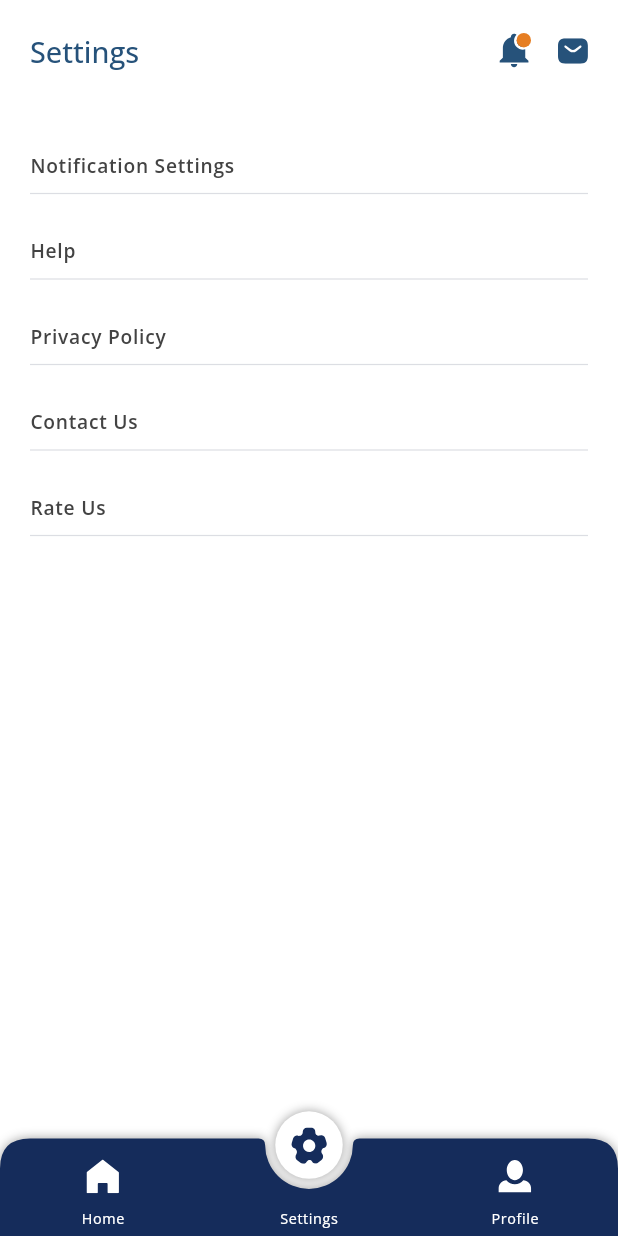
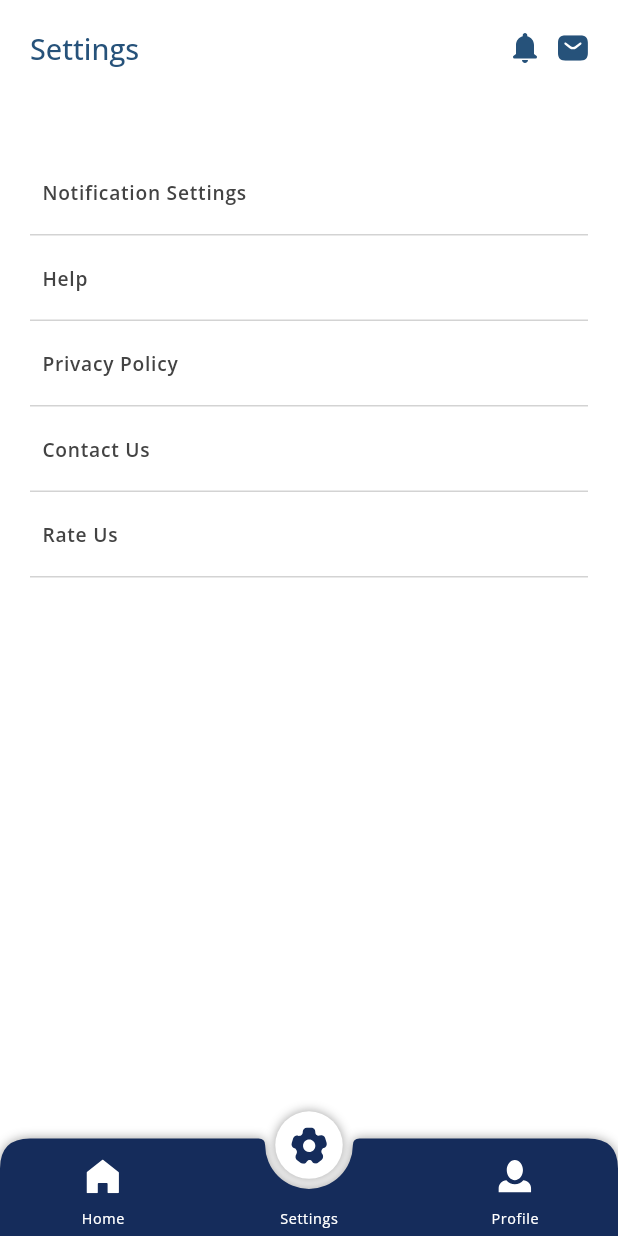
Before and after one commit to Asad06124/roomround2, a Flutter app: the DashboardView screen opened by its route, item 2 of the bottom bar chosen, on a phone screen of 412 x 824 dp. Run offline on Flutter 3.47's test engine with Material 3 defaults, Android fonts, the phone set to English and light mode, and no system bars; our stand-ins replace animated_custom_dropdown, cached_network_image, connectivity_plus, dots_indicator, flutter_svg, fluttertoast and 6 more; missing offline and left inert: cool_dropdown; accounts and stored records are empty; network calls fail; statements that could not run were skipped.

Commit message:
Update bell icon, and show unread dot on bell icon, auto navigate to dashboard page, add platform in login header, update settings list tile

```diff
--- a/lib/core/constants/app_colors.dart
+++ b/lib/core/constants/app_colors.dart
@@ -24,6 +24,7 @@ class AppColors {
   static const Color green = Color(0xffB9FFAD);
   static const Color greenDark = Color(0xff3E8633);
   static const Color deepSkyBlue = Color(0xff326FEA);
+  static const Color divider = Color(0xFFD3D3D3);
 
   static const Gradient profileGradient = LinearGradient(
       begin: Alignment.topCenter,
--- a/lib/core/constants/controllers.dart
+++ b/lib/core/constants/controllers.dart
@@ -1,6 +1,29 @@
 import 'package:get/get.dart';
 import 'package:roomrounds/module/emloyee_directory/controller/departments_controller.dart';
+import 'package:roomrounds/module/notificatin/controller/notification_controller.dart';
 import 'package:roomrounds/module/profile/controller/profile_controller.dart';
 
 ProfileController profileController = Get.find<ProfileController>();
 DepartmentsController departmentsController = Get.find<DepartmentsController>();
+NotificationController notificationsController =
+    Get.find<NotificationController>();
+
+// ProfileController get profileController {
+//   bool isRegistered = Get.isRegistered<ProfileController>();
+
+//   if (isRegistered) {
+//     return Get.find<ProfileController>();
+//   } else {
+//     return Get.put(ProfileController());
+//   }
+// }
+
+// DepartmentsController get departmentsController {
+//   bool isRegistered = Get.isRegistered<DepartmentsController>();
+
+//   if (isRegistered) {
+//     return Get.find<DepartmentsController>();
+//   } else {
+//     return Get.put(DepartmentsController());
+//   }
+// }
--- a/lib/gen/assets.gen.dart
+++ b/lib/gen/assets.gen.dart
@@ -34,6 +34,9 @@ class $AssetsIconsGen {
   /// File path: assets/icons/bell_active.svg
   SvgGenImage get bellActive =>
       const SvgGenImage('assets/icons/bell_active.svg');
+
+  /// File path: assets/icons/bell_dot.svg
+  SvgGenImage get bellDot => const SvgGenImage('assets/icons/bell_dot.svg');
 
   /// File path: assets/icons/camera.svg
   SvgGenImage get camera => const SvgGenImage('assets/icons/camera.svg');
@@ -128,6 +131,7 @@ class $AssetsIconsGen {
         bascket,
         bell,
         bellActive,
+        bellDot,
         camera,
         cameraAlt,
         cameraCircle,
--- a/lib/module/authentications/controller/login_controller.dart
+++ b/lib/module/authentications/controller/login_controller.dart
@@ -23,6 +23,7 @@ class LoginController extends GetxController {
           "usernameOrEmail": username,
           "password": password,
         },
+        customHeaders: {"platform": "mobile"},
         fromJson: User.fromJson,
       );
 
--- a/lib/module/notificatin/controller/notification_controller.dart
+++ b/lib/module/notificatin/controller/notification_controller.dart
@@ -15,6 +15,7 @@ class NotificationController extends GetxController {
   // ];
 
   bool hasData = false;
+  bool hasUnreadNotifications = false;
 
   /* List<NotificationModel> _notificationsList = [
     NotificationModel(
@@ -68,6 +69,7 @@ class NotificationController extends GetxController {
 
     if (resp != null && resp is List && resp.isNotEmpty) {
       _notificationsList = List.from(resp);
+      hasUnreadNotifications = _notificationsList.isNotEmpty;
     }
 
     _updateHasData(true);
--- a/lib/module/settings/components/settings_components.dart
+++ b/lib/module/settings/components/settings_components.dart
@@ -7,7 +7,25 @@ class SettingsComponents {
       GestureTapCallback? onPressed,
       bool isDisabled = false}) {
     if (title != null && title.isNotEmpty) {
-      return GestureDetector(
+      return Container(
+        decoration: BoxDecoration(
+          // show Divider at bottom
+          border: Border(
+            bottom: BorderSide(color: AppColors.divider),
+          ),
+        ),
+        child: ListTile(
+          onTap: onPressed,
+          contentPadding: EdgeInsets.symmetric(horizontal: 8),
+          title: Text(title),
+          titleTextStyle: style ??
+              context.bodyLarge!.copyWith(
+                color: isDisabled ? AppColors.gry : AppColors.textGrey,
+                fontWeight: FontWeight.w600,
+              ),
+        ),
+      );
+      /*  return GestureDetector(
           onTap: onPressed,
           child: Column(
             mainAxisSize: MainAxisSize.min,
@@ -31,7 +49,7 @@ class SettingsComponents {
               ),
               SB.h(20),
             ],
-          ));
+          )); */
     }
     return SizedBox();
   }
--- a/lib/utils/custom_appbar.dart
+++ b/lib/utils/custom_appbar.dart
@@ -1,5 +1,6 @@
 import 'package:roomrounds/core/constants/imports.dart';
 import 'package:roomrounds/core/extensions/datetime_extension.dart';
+import 'package:roomrounds/module/notificatin/controller/notification_controller.dart';
 
 class CustomAppbar {
   static PreferredSize simpleAppBar(BuildContext context,
@@ -70,19 +71,25 @@ class CustomAppbar {
                   mainAxisSize: MainAxisSize.min,
                   children: [
                     if (showNotificationIcon)
-                      Stack(
+                      GetBuilder<NotificationController>(
+                        init: notificationsController,
+                        builder: (controller) {
+                          bool hasNotifications =
+                              controller.hasUnreadNotifications;
+                          return Stack(
                             children: [
                               GestureDetector(
-                              onTap: () => Get.toNamed(AppRoutes.NOTIFICATION),
-                              child: Assets.icons.bellActive.svg(
+                                  onTap: () =>
+                                      Get.toNamed(AppRoutes.NOTIFICATION),
+                                  child: Assets.icons.bell.svg(
                                     colorFilter: iconsClor != null
                                         ? ColorFilter.mode(
                                             iconsClor, BlendMode.srcIn)
                                         : null,
-                                height: iconHeight + 8,
-                                width: iconWeight + 8,
+                                    height: iconHeight + 4,
+                                    width: iconWeight + 4,
                                   )),
-                          if (notificationActive)
+                              if (hasNotifications)
                                 Positioned(
                                   right: 3,
                                   top: 2,
@@ -92,9 +99,11 @@ class CustomAppbar {
                                   ),
                                 ),
                             ],
+                          );
+                        },
                       ),
                     if (showMailIcon) ...{
-                      SB.w(15),
+                      SB.w(10),
                       GestureDetector(
                         onTap: () => Get.toNamed(AppRoutes.MESSAGE),
                         child: Assets.icons.mail.svg(
```
Also changed, not shown: lib/core/apis/api_function.dart (+6 -2 lines), lib/module/emloyee_directory/controller/departments_controller.dart (+5 -5 lines), lib/module/home/views/home_view.dart (+20 -1 lines), assets/icons/bell.svg, assets/icons/bell_dot.svg (added). Lines whose indentation alone changed are shown as unchanged.
